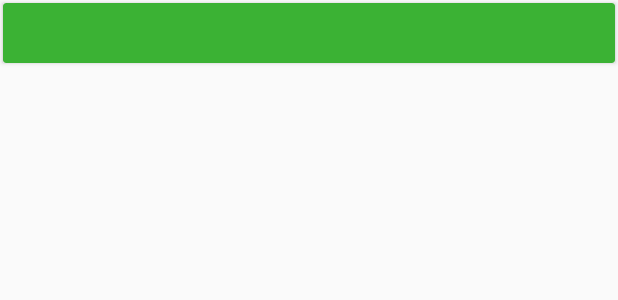
After one commit to etbegert/cse682-budget, an Android app: the layout report_card_view_layout.xml on its own in the app's theme, with its tools: preview values and no code run, on a phone screen of 412 x 824 dp. The commit adds this screen. Shown: the top 300 px of the screen. Run offline under Robolectric (Android 15) with nearby library versions, the light colour scheme and no system bars.

Commit message:
Added drwable and Report Fragment updates

```diff
--- /dev/null
+++ b/app/src/main/res/layout/report_card_view_layout.xml
@@ -0,0 +1,38 @@
+<?xml version="1.0" encoding="utf-8"?>
+<androidx.cardview.widget.CardView xmlns:android="http://schemas.android.com/apk/res/android"
+    xmlns:app="http://schemas.android.com/apk/res-auto"
+    android:id="@+id/card_view"
+    app:cardBackgroundColor="@color/colorPrimary"
+    android:layout_width="match_parent"
+    android:layout_height="40dp"
+    android:layout_margin="2dp">
+        <LinearLayout
+            android:layout_width="match_parent"
+            android:layout_height="wrap_content"
+            android:layout_gravity="center"
+            android:orientation="horizontal"
+            android:weightSum="5">
+            <TextView
+                android:layout_width="0dp"
+                android:layout_weight="3"
+                android:layout_height="match_parent"
+                android:textAlignment="textStart"
+                android:id="@+id/report_name">
+            </TextView>
+            <TextView
+                android:layout_width="0dp"
+                android:layout_weight="1"
+                android:layout_height="match_parent"
+                android:textAlignment="textStart"
+                android:id="@+id/report_date">
+            </TextView>
+            <TextView
+                android:layout_width="0dp"
+                android:layout_weight="1"
+                android:layout_height="match_parent"
+                android:textAlignment="textStart"
+                android:id="@+id/report_type">
+            </TextView>
+        </LinearLayout>
+
+</androidx.cardview.widget.CardView>
```
Also changed, not shown: app/src/main/java/com/example/cse682final/MyRecyclerAdapter.java (added, +69 -0 lines), app/src/main/java/com/example/cse682final/ReportFragment.java (+37 -0 lines), app/src/main/res/layout/report_fragment.xml (+8 -11 lines), app/src/main/res/drawable-v24/money_sign.png (added).
